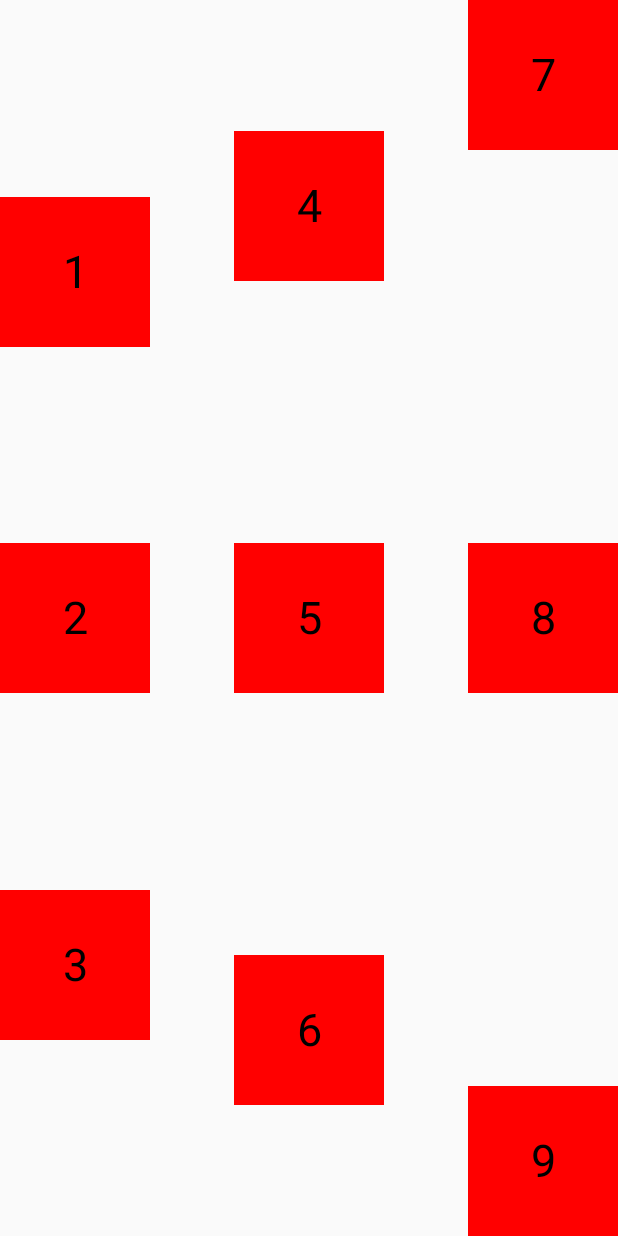
After one commit to anlonglong/JetpackComposeBookLearn, an Android app built with Jetpack Compose: the ColumnActivity screen opened directly, with no data from a screen before it, on a phone screen of 412 x 824 dp. The commit adds this screen. Run offline under Robolectric (Android 15) with nearby library versions, the phone set to English and light mode, and no system bars.

Commit message:
Column 的使用

```diff
--- a/app/src/main/AndroidManifest.xml
+++ b/app/src/main/AndroidManifest.xml
@@ -35,6 +35,7 @@
         <activity android:name=".chapter2.ButtonActivity" />
         <activity android:name=".chapter2.ImageViewActivity" />
         <activity android:name=".chapter2.ProgressBarActivity" />
+        <activity android:name=".chapter4.ColumnActivity" />
     </application>
 
 </manifest>
--- a/app/src/main/java/com/longlong/an/jetpackcomposebooklearn/CategoryActivity.kt
+++ b/app/src/main/java/com/longlong/an/jetpackcomposebooklearn/CategoryActivity.kt
@@ -13,6 +13,7 @@ import androidx.recyclerview.widget.DividerItemDecoration
 import androidx.recyclerview.widget.LinearLayoutManager
 import androidx.recyclerview.widget.RecyclerView
 import com.longlong.an.jetpackcomposebooklearn.chapter2.*
+import com.longlong.an.jetpackcomposebooklearn.chapter4.ColumnActivity
 
 class CategoryActivity : AppCompatActivity() {
 
@@ -29,6 +30,7 @@ class CategoryActivity : AppCompatActivity() {
             ItemInfo("Button 的属性使用",this.application, ButtonActivity::class.java),
             ItemInfo("Image 的属性使用",this.application, ImageViewActivity::class.java),
             ItemInfo("Progress 的属性使用",this.application, ProgressBarActivity::class.java),
+            ItemInfo("Column布局",this.application, ColumnActivity::class.java),
         )
     }
 
--- /dev/null
+++ b/app/src/main/java/com/longlong/an/jetpackcomposebooklearn/chapter4/ColumnActivity.kt
@@ -0,0 +1,104 @@
+package com.longlong.an.jetpackcomposebooklearn.chapter4
+
+import android.os.Bundle
+import androidx.activity.ComponentActivity
+import androidx.activity.compose.setContent
+import androidx.compose.foundation.background
+import androidx.compose.foundation.layout.*
+import androidx.compose.material.Text
+import androidx.compose.runtime.Composable
+import androidx.compose.ui.Alignment
+import androidx.compose.ui.Modifier
+import androidx.compose.ui.graphics.Color
+import androidx.compose.ui.text.style.TextAlign
+import androidx.compose.ui.tooling.preview.Preview
+import androidx.compose.ui.unit.dp
+import androidx.compose.ui.unit.sp
+
+class ColumnActivity : ComponentActivity() {
+
+    override fun onCreate(savedInstanceState: Bundle?) {
+        super.onCreate(savedInstanceState)
+        setContent {
+            ColunmTest1()
+        }
+    }
+
+
+    @Composable
+    fun ColunmTest() {
+        Column(
+            modifier = Modifier.fillMaxSize(),
+            verticalArrangement = Arrangement.Center,
+            horizontalAlignment = Alignment.CenterHorizontally
+        ) {
+            Text(text = "One")
+            Text(text = "Two", modifier = Modifier.padding(top = 10.dp))
+            Text(text = "Three")
+        }
+    }
+
+    @Composable
+    fun ColunmTest1() {
+        Column(
+            modifier = Modifier.fillMaxSize(),
+            verticalArrangement = Arrangement.SpaceEvenly,
+            horizontalAlignment = Alignment.Start
+        ) {
+            DefaultText(str = "1")
+            DefaultText(str = "2")
+            DefaultText(str = "3")
+        }
+
+        Column(
+            modifier = Modifier.fillMaxSize(),
+            verticalArrangement = Arrangement.SpaceAround,
+            horizontalAlignment = Alignment.CenterHorizontally
+        ) {
+            DefaultText(str = "4")
+            DefaultText(str = "5")
+            DefaultText(str = "6")
+        }
+
+        Column(
+            modifier = Modifier.fillMaxSize(),
+            verticalArrangement = Arrangement.SpaceBetween,
+            horizontalAlignment = Alignment.End
+        ) {
+            DefaultText(str = "7")
+            DefaultText(str = "8")
+            DefaultText(str = "9")
+        }
+
+    }
+
+    @Composable
+    @Preview(showBackground = true)
+    fun ColunmTestPreview() {
+        ColunmTest()
+    }
+
+    @Composable
+    @Preview(showBackground = true)
+    fun ColunmTest1Preview() {
+        ColunmTest1()
+    }
+
+
+    @Composable
+    fun DefaultText(str: String) {
+        Column(
+            modifier = Modifier.size(100.dp).background(Color.Red),
+            verticalArrangement = Arrangement.Center,
+            horizontalAlignment = Alignment.CenterHorizontally
+        ) {
+            Text(
+                text = str,
+                fontSize = 30.sp,
+                textAlign = TextAlign.Center
+            )
+        }
+
+    }
+
+}
```
